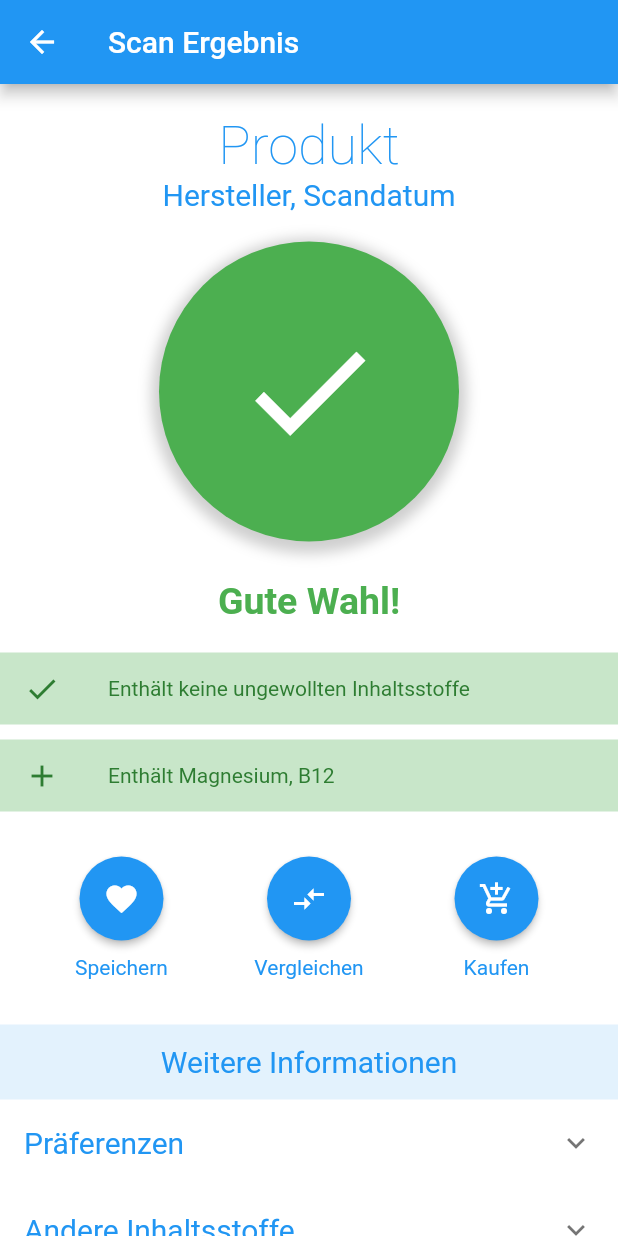
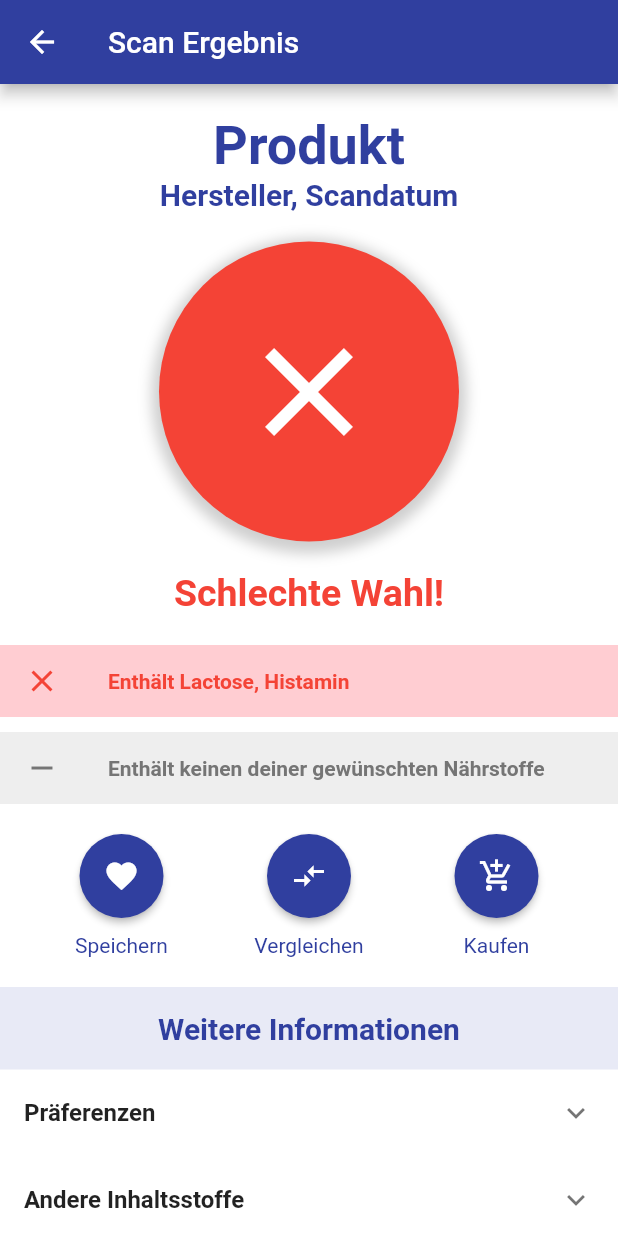
Before and after one commit to m-glock/Inhaltsstoff-Warnapp, a Flutter app: the ScanningResult screen opened directly, on a phone screen of 412 x 824 dp. Run offline on Flutter 3.47's test engine with Material 2 defaults, Android fonts, the phone set to English and light mode, and no system bars.

Commit message:
refactored scanning result page code

```diff
--- a/lib/pages/scanning/ScanningResult.dart
+++ b/lib/pages/scanning/ScanningResult.dart
@@ -1,10 +1,14 @@
 import 'package:Inhaltsstoff_Warnapp/backend/ScanResult.dart';
 import 'package:Inhaltsstoff_Warnapp/customWidgets/ResultCircle.dart';
-import 'package:Inhaltsstoff_Warnapp/theme/style.dart';
+import 'package:Inhaltsstoff_Warnapp/pages/scanning/scanningCustomWidgets/ScanningProductDetails.dart';
+import 'package:Inhaltsstoff_Warnapp/pages/scanning/scanningCustomWidgets/ScanningProductNutrimentsInfo.dart';
+import 'package:Inhaltsstoff_Warnapp/pages/scanning/scanningCustomWidgets/ScanningResultExplanation.dart';
+import 'package:Inhaltsstoff_Warnapp/pages/scanning/scanningCustomWidgets/ScanningResultText.dart';
 import 'package:flutter/material.dart';
 
-class ProductActionButton{
+class ProductActionButton {
   ProductActionButton(this.title, this.icon, this.onPressed);
+
   String title;
   IconData icon;
   void Function() onPressed;
@@ -17,14 +21,13 @@ List<ProductActionButton> productActionButtons = [
 ];
 
 class ScanningResult extends StatefulWidget {
-  const ScanningResult({ Key key }) : super(key: key);
+  const ScanningResult({Key key}) : super(key: key);
 
   @override
   _ScanningResultState createState() => _ScanningResultState();
 }
 
 class _ScanningResultState extends State<ScanningResult> {
-
   @override
   Widget build(BuildContext context) {
     return Scaffold(
@@ -34,170 +37,70 @@ class _ScanningResultState extends State<ScanningResult> {
       ),
       backgroundColor: Colors.white,
       body: ListView(
-          children: <Widget>[
-            SizedBox(height:20.0),
-            Text('Produkt', style: Theme.of(context).textTheme.headline1, textAlign: TextAlign.center),
-            Text('Hersteller, Scandatum', style: Theme.of(context).textTheme.headline2, textAlign: TextAlign.center),
-            SizedBox(height:20.0),
-            ResultCircle(ScanResult.OKAY, small: false),
-            SizedBox(height:25.0),
-            _drawResultText(ScanResult.OKAY),
-            SizedBox(height:20.0),
-            _drawResultExplanation(ScanResult.OKAY, ['Lactose', 'Histamin']),
-            SizedBox(height:10.0),
-            _drawNutrimentsInfo(['Magnesium', 'B12']),
-            SizedBox(height:30.0),
-            _drawProductActionButtons(),
-            SizedBox(height:30.0),
-            SizedBox(
-              height: 50,
-              child: ColoredBox(
-                color: Colors.blue[50],
-                child: Center(
-                  child: Text(
-                      'Weitere Informationen',
-                      style: Theme.of(context).textTheme.headline2,
-                      textAlign: TextAlign.center
-                  ),
-                )
-              ),
+        padding: EdgeInsets.symmetric(vertical: 20.0),
+        children: <Widget>[
+          Text(
+            'Produkt',
+            style: Theme.of(context).textTheme.headline1,
+            textAlign: TextAlign.center,
+          ),
+          Text(
+            'Hersteller, Scandatum',
+            style: Theme.of(context).textTheme.headline2,
+            textAlign: TextAlign.center,
+          ),
+          Padding(
+            padding: EdgeInsets.symmetric(vertical: 20.0),
+            child: ResultCircle(
+              ScanResult.NOT_OKAY,
+              small: false,
             ),
-            ExpansionTile(
-              title: Text(
-                "Präferenzen",
-                style: Theme.of(context).textTheme.headline2,
-              ),
-              children: _drawPreferencesResults({
+          ),
+          Padding(
+            padding: EdgeInsets.only(
+              bottom: 20.0,
+            ),
+            child: ScanningResultText(
+              result: ScanResult.NOT_OKAY,
+            ),
+          ),
+          Padding(
+            padding: EdgeInsets.only(bottom: 10.0),
+            child: ScanningResultExplanation(
+              result: ScanResult.NOT_OKAY,
+              unwantedIngredients: ['Lactose', 'Histamin'],
+            ),
+          ),
+          Padding(
+            padding: EdgeInsets.only(bottom: 20.0),
+            child: ScanningProductNutrimentsInfo(
+              //nutriments: ['Magnesium', 'B12'],
+              nutriments: [],
+            ),
+          ),
+          _buildProductActionButtons(),
+          Padding(
+            padding: EdgeInsets.only(top: 20.0),
+            child: ScanningProductDetails(
+              {
                 'Präferenz 1': ScanResult.OKAY,
-                'Präferenz 2': ScanResult.CRITICAL,
-                'Präferenz 3': ScanResult.NOT_OKAY})
+                'Präferenz 2': ScanResult.CRITICAL
+              },
+              ['Inhaltsstoff x', 'Inhaltsstoff y'],
+              {'Detail xy': 'x'},
             ),
-            ExpansionTile(
-              title: Text(
-                "Andere Inhaltsstoffe",
-                style: Theme.of(context).textTheme.headline2,
-              ),
-              children: <Widget>[
-                ListTile(
-                  title: Text('Inhaltsstoff xy'),
-                  trailing: Text('0.00g'),
-                ),
-              ],
-            ),
-            ExpansionTile(
-              title: Text(
-                "Weitere Produktdetails",
-                style: Theme.of(context).textTheme.headline2,
-              ),
-              children: <Widget>[
-                ListTile(
-                  title: Text('Detail xy'),
-                ),
-              ],
-            ),
-          ],
-        ),
+          )
+        ],
+      ),
       //),
     );
   }
 
-  Widget _drawResultText(ScanResult result) {
-    String _text;
-    Color _color;
-    switch (result){
-      case ScanResult.OKAY:
-        _text = 'Gute Wahl!';
-        _color = Colors.green;
-        break;
-      case ScanResult.CRITICAL:
-        _text = 'Achtung!';
-        _color = Colors.yellow[800];
-        break;
-      case ScanResult.NOT_OKAY:
-        _text = 'Schlechte Wahl!';
-        _color = Colors.red;
-        break;
-    }
-    return Text(
-        _text,
-        style: TextStyle(
-            color: _color,
-            fontSize: 25,
-            fontWeight: FontWeight.bold),
-        textAlign: TextAlign.center
-    );
-  }
-
-  Widget _drawResultExplanation(ScanResult result, List<String> unwantedIngredients){
-    IconData _icon;
-    String _text;
-    Color _backgroundColor;
-    Color _textColor;
-    switch (result){
-      case ScanResult.OKAY:
-        _icon = Icons.done;
-        _text = 'Enthält keine ungewollten Inhaltsstoffe';
-        _backgroundColor = Colors.green[100];
-        _textColor = Colors.green[800];
-        break;
-      case ScanResult.CRITICAL:
-        _icon = Icons.warning;
-        _text = 'Enthält ' + unwantedIngredients.reduce((value, element) => value + ', ' + element);
-        _backgroundColor = Colors.yellow[100];
-        _textColor = Colors.yellow[900];
-        break;
-      case ScanResult.NOT_OKAY:
-        _icon = Icons.clear;
-        _text = 'Enthält ' + unwantedIngredients.reduce((value, element) => value + ', ' + element);
-        _backgroundColor = Colors.red[100];
-        _textColor = Colors.red;
-        break;
-    }
-
-    return ColoredBox(
-      color: _backgroundColor,
-      child:
-      ListTile(
-        leading: Icon(_icon, color: _textColor),
-        title: Text(_text, style: TextStyle(fontSize: 14, color: _textColor)),
-        dense: true,
-      ),
-    );
-  }
-
-  Widget _drawNutrimentsInfo(List<String> nutriments){
-    IconData _icon;
-    String _text;
-    Color _backgroundColor;
-    Color _textColor;
-
-    if (nutriments.isEmpty) {
-      _icon = Icons.remove;
-      _text = 'Enthält keinen deiner gewünschten Nährstoffe';
-      _backgroundColor = Colors.grey[200];
-      _textColor = Colors.grey[600];
-    }
-    else {
-      _icon = Icons.add;
-      _text = 'Enthält ' + nutriments.reduce((value, element) => value + ', ' + element);
-      _backgroundColor = Colors.green[100];
-      _textColor = Colors.green[800];
-    }
-
-    return ColoredBox(
-      color: _backgroundColor,
-      child: ListTile(
-        leading: Icon(_icon, color: _textColor),
-        title: Text(_text, style: TextStyle(fontSize: 14, color: _textColor)),
-        dense: true,
-      ),
-    );
-  }
-
-  Widget _drawProductActionButtons(){
+  Widget _buildProductActionButtons() {
     return Row(
       mainAxisAlignment: MainAxisAlignment.spaceEvenly,
-      children: productActionButtons.map((ProductActionButton productActionButton) {
+      children:
+          productActionButtons.map((ProductActionButton productActionButton) {
         return Column(
           children: [
             RaisedButton(
@@ -211,26 +114,13 @@ class _ScanningResultState extends State<ScanningResult> {
               padding: EdgeInsets.all(16),
               shape: CircleBorder(),
             ),
-            SizedBox(height:10.0),
-            Text(
-                productActionButton.title,
+            SizedBox(height: 10.0),
+            Text(productActionButton.title,
                 style: TextStyle(
-                    color: Theme.of(context).primaryColor,
-                    fontSize: 14
-                )
-            ),
+                    color: Theme.of(context).primaryColor, fontSize: 14)),
           ],
         );
       }).toList(),
     );
   }
-
-  List<Widget> _drawPreferencesResults(Map<String, ScanResult> preferencesResults){
-    return preferencesResults.entries.map((entry) =>
-      ListTile(
-          title: Text(entry.key), //preference
-          trailing: ResultCircle(entry.value, small: true), //result
-      )
-    ).toList();
-  }
 }
--- /dev/null
+++ b/lib/pages/scanning/scanningCustomWidgets/ScanningInfoLine.dart
@@ -0,0 +1,24 @@
+import 'package:flutter/material.dart';
+
+class ScanningInfoLine extends StatelessWidget {
+  const ScanningInfoLine(
+      {Key key, this.backgroundColor, this.textColor, this.icon, this.text})
+      : super(key: key);
+
+  final Color backgroundColor;
+  final Color textColor;
+  final IconData icon;
+  final String text;
+
+  @override
+  Widget build(BuildContext context) {
+    return ColoredBox(
+      color: backgroundColor,
+      child: ListTile(
+        leading: Icon(icon, color: textColor),
+        title: Text(text, style: TextStyle(fontSize: 14, color: textColor)),
+        dense: true,
+      ),
+    );
+  }
+}
--- /dev/null
+++ b/lib/pages/scanning/scanningCustomWidgets/ScanningProductDetails.dart
@@ -0,0 +1,90 @@
+import 'dart:ui';
+
+import 'package:Inhaltsstoff_Warnapp/backend/ScanResult.dart';
+import 'package:Inhaltsstoff_Warnapp/customWidgets/ResultCircle.dart';
+import 'package:flutter/material.dart';
+
+class ScanningProductDetails extends StatelessWidget {
+  const ScanningProductDetails(
+      this.preferencesResults, this.otherIngredients, this.moreProductDetails,
+      {Key key})
+      : super(key: key);
+
+  final Map<String, ScanResult> preferencesResults;
+  final List<String> otherIngredients;
+  final Map<String, String> moreProductDetails;
+
+  @override
+  Widget build(BuildContext context) {
+    return Column(
+      crossAxisAlignment: CrossAxisAlignment.stretch,
+      children: [
+        Container(
+          child: Text(
+            'Weitere Informationen',
+            style: Theme.of(context).textTheme.headline2,
+            textAlign: TextAlign.center,
+          ),
+          padding: EdgeInsets.all(16.0),
+          color: Theme.of(context).accentColor,
+        ),
+        ExpansionTile(
+          title: Text(
+            "Präferenzen",
+            style: Theme.of(context).textTheme.subtitle1,
+          ),
+          children: preferencesResults.entries
+              .map(
+                (entry) => ListTile(
+                  title: Text(
+                    entry.key,
+                    style: Theme.of(context).textTheme.bodyText1,
+                  ), //preference
+                  trailing: ResultCircle(
+                    entry.value,
+                    small: true,
+                  ), //result
+                ),
+              )
+              .toList(),
+        ),
+        ExpansionTile(
+          title: Text(
+            "Andere Inhaltsstoffe",
+            style: Theme.of(context).textTheme.subtitle1,
+          ),
+          children: otherIngredients
+              .map(
+                (ingredient) => ListTile(
+                  title: Text(
+                    ingredient,
+                    style: Theme.of(context).textTheme.bodyText1,
+                  ),
+                ),
+              )
+              .toList(),
+        ),
+        ExpansionTile(
+          title: Text(
+            "Weitere Produktdetails",
+            style: Theme.of(context).textTheme.subtitle1,
+          ),
+          children: moreProductDetails.entries
+              .map(
+                (detail) => ListTile(
+                  title: Text(
+                    detail.key,
+                    style: Theme.of(context).textTheme.bodyText1,
+                  ),
+                  trailing: Text(
+                    detail.value,
+                    style: Theme.of(context).textTheme.bodyText1,
+                  ),
+                ),
+              )
+              .toList(),
+        ),
+      ],
+    );
+  }
+}
--- /dev/null
+++ b/lib/pages/scanning/scanningCustomWidgets/ScanningProductNutrimentsInfo.dart
@@ -0,0 +1,38 @@
+import 'package:flutter/material.dart';
+
+import 'ScanningInfoLine.dart';
+
+class ScanningProductNutrimentsInfo extends StatelessWidget {
+  ScanningProductNutrimentsInfo({Key key, this.nutriments})
+      : super(key: key);
+
+  final List<String> nutriments;
+  IconData _icon;
+  String _text;
+  Color _backgroundColor;
+  Color _textColor;
+
+
+  @override
+  Widget build(BuildContext context) {
+    if (nutriments.isEmpty) {
+      _icon = Icons.remove;
+      _text = 'Enthält keinen deiner gewünschten Nährstoffe';
+      _backgroundColor = Colors.grey[200];
+      _textColor = Colors.grey[600];
+    } else {
+      _icon = Icons.add;
+      _text = 'Enthält ' +
+          nutriments.reduce((value, element) => value + ', ' + element);
+      _backgroundColor = Colors.green[100];
+      _textColor = Colors.green[800];
+    }
+
+    return ScanningInfoLine(
+      backgroundColor: _backgroundColor,
+      textColor: _textColor,
+      icon: _icon,
+      text: _text,
+    );
+  }
+}
--- /dev/null
+++ b/lib/pages/scanning/scanningCustomWidgets/ScanningResultExplanation.dart
@@ -0,0 +1,51 @@
+import 'package:Inhaltsstoff_Warnapp/backend/ScanResult.dart';
+import 'package:flutter/material.dart';
+
+import 'ScanningInfoLine.dart';
+
+class ScanningResultExplanation extends StatelessWidget {
+  ScanningResultExplanation(
+      {Key key, this.result, this.unwantedIngredients})
+      : super(key: key);
+
+  final ScanResult result;
+  final List<String> unwantedIngredients;
+  IconData _icon;
+  String _text;
+  Color _backgroundColor;
+  Color _textColor;
+
+  @override
+  Widget build(BuildContext context) {
+    switch (result) {
+      case ScanResult.OKAY:
+        _icon = Icons.done;
+        _text = 'Enthält keine ungewollten Inhaltsstoffe';
+        _backgroundColor = Colors.green[100];
+        _textColor = Colors.green[800];
+        break;
+      case ScanResult.CRITICAL:
+        _icon = Icons.warning;
+        _text = 'Enthält ' +
+            unwantedIngredients
+                .reduce((value, element) => value + ', ' + element);
+        _backgroundColor = Colors.yellow[100];
+        _textColor = Colors.yellow[900];
+        break;
+      case ScanResult.NOT_OKAY:
+        _icon = Icons.clear;
+        _text = 'Enthält ' +
+            unwantedIngredients
+                .reduce((value, element) => value + ', ' + element);
+        _backgroundColor = Colors.red[100];
+        _textColor = Colors.red;
+        break;
+    }
+    return ScanningInfoLine(
+      backgroundColor: _backgroundColor,
+      textColor: _textColor,
+      icon: _icon,
+      text: _text,
+    );
+  }
+}
--- /dev/null
+++ b/lib/pages/scanning/scanningCustomWidgets/ScanningResultText.dart
@@ -0,0 +1,37 @@
+import 'package:Inhaltsstoff_Warnapp/backend/ScanResult.dart';
+import 'package:flutter/material.dart';
+
+class ScanningResultText extends StatelessWidget {
+  ScanningResultText({Key key, this.result}) : super(key: key);
+
+  ScanResult result;
+  String _text;
+  Color _color;
+
+  @override
+  Widget build(BuildContext context) {
+    switch (result) {
+      case ScanResult.OKAY:
+        _text = 'Gute Wahl!';
+        _color = Colors.green;
+        break;
+      case ScanResult.CRITICAL:
+        _text = 'Achtung!';
+        _color = Colors.yellow[800];
+        break;
+      case ScanResult.NOT_OKAY:
+        _text = 'Schlechte Wahl!';
+        _color = Colors.red;
+        break;
+    }
+    return Text(
+      _text,
+      style: TextStyle(
+        color: _color,
+        fontSize: 25,
+        fontWeight: FontWeight.bold,
+      ),
+      textAlign: TextAlign.center,
+    );
+  }
+}
--- a/lib/theme/style.dart
+++ b/lib/theme/style.dart
@@ -2,13 +2,32 @@ import 'package:flutter/material.dart';
 
 ThemeData appTheme() {
   return ThemeData(
-    primaryColor: Colors.blue,
-    accentColor: Colors.blue[100],
+    primaryColor: Colors.indigo[700],
+    accentColor: Colors.indigo[50],
     textTheme: TextTheme(
-      headline1: TextStyle(fontSize: 36.0, color: Colors.blue),
-      headline2: TextStyle(fontSize: 20.0, color: Colors.blue),
-      bodyText1: TextStyle(fontSize: 14.0, color: Colors.black87),
-      bodyText2: TextStyle(fontSize: 10.0, color: Colors.black87),
+      headline1: TextStyle(
+        fontSize: 36.0,
+        color: Colors.indigo[700],
+        fontWeight: FontWeight.bold,
+      ),
+      headline2: TextStyle(
+        fontSize: 20.0,
+        color: Colors.indigo[700],
+        fontWeight: FontWeight.bold,
+      ),
+      subtitle1: TextStyle(
+        fontSize: 16.0,
+        color: Colors.black87,
+        fontWeight: FontWeight.bold,
+      ),
+      bodyText1: TextStyle(
+        fontSize: 14.0,
+        color: Colors.black87,
+      ),
+      bodyText2: TextStyle(
+        fontSize: 10.0,
+        color: Colors.black87,
+      ),
     ),
     buttonTheme: ButtonThemeData(
       textTheme: ButtonTextTheme.primary,
```
